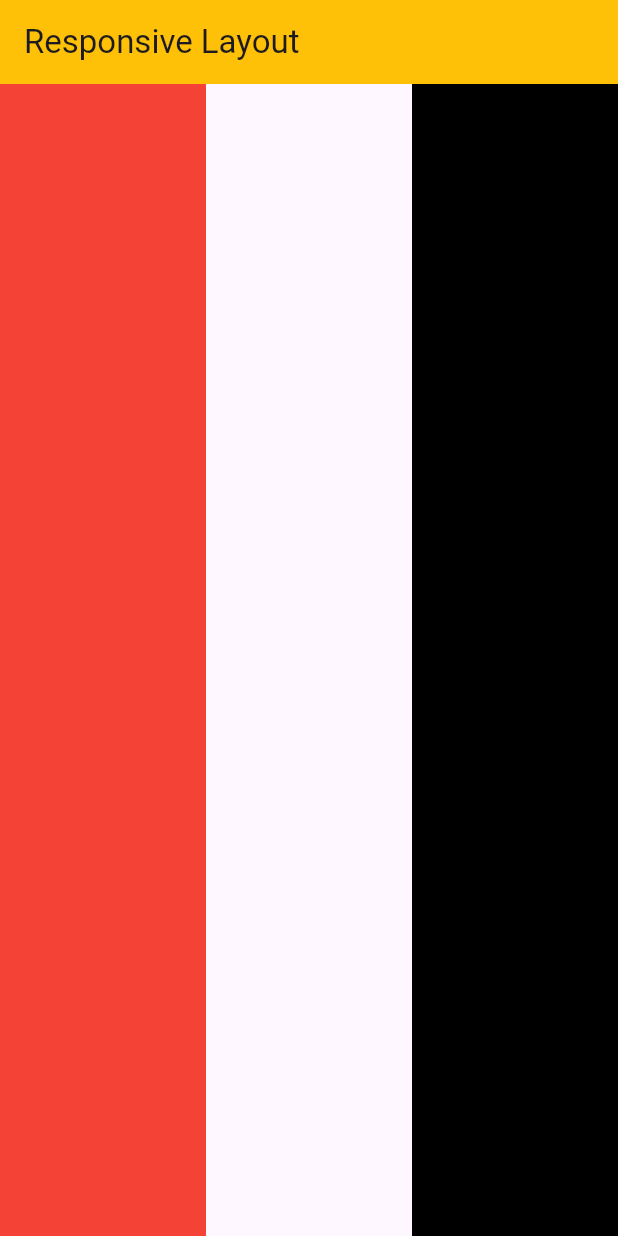
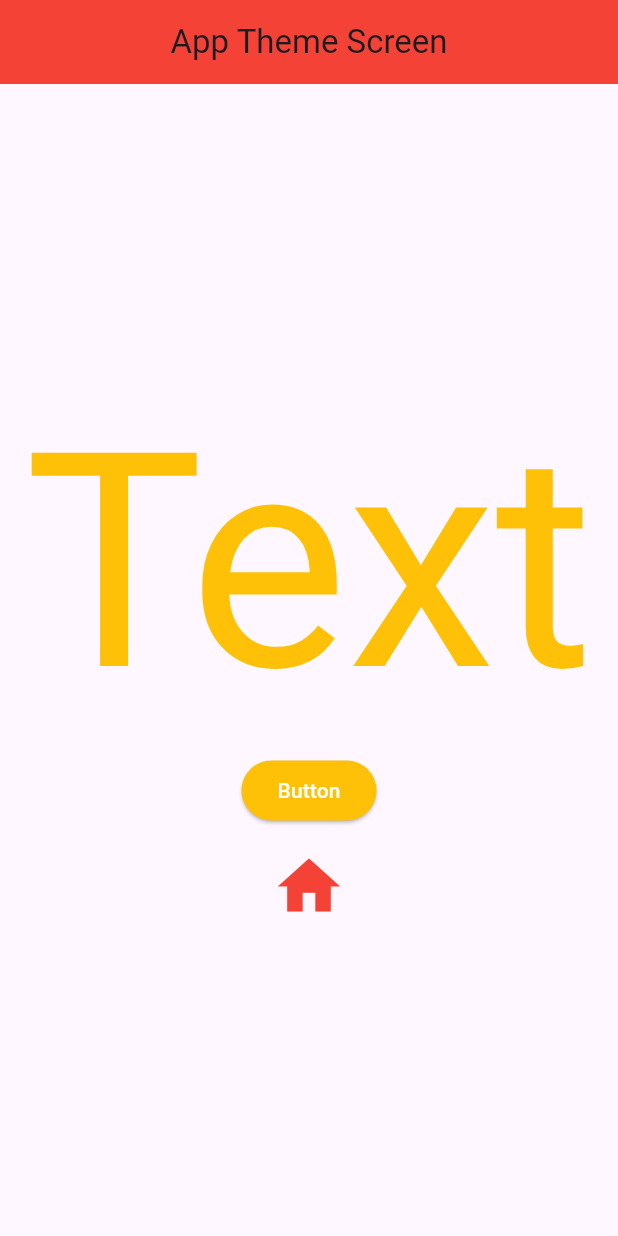
Before and after one commit to Nikhilbardeja/Flutter_Tutorial, a Flutter app: the screen it shows after launch, on a phone screen of 412 x 824 dp. Run offline on Flutter 3.47's test engine with Material 3 defaults, Android fonts, the phone set to English and light mode, and no system bars.

Commit message:
App Theme

```diff
--- /dev/null
+++ b/lib/AppThemeScreen.dart
@@ -0,0 +1,32 @@
+import 'package:flutter/material.dart';
+
+class Appthemescreen extends StatelessWidget {
+  const Appthemescreen({super.key});
+
+  @override
+  Widget build(BuildContext context) {
+    return Scaffold(
+      appBar: AppBar(
+        title: Text("App Theme Screen"),
+        // backgroundColor: Theme.of(context).primaryColor,
+      ),
+
+      body: Center(
+        child: Column(
+          mainAxisAlignment: MainAxisAlignment.center,
+          spacing: 15,
+          children: [
+            Text(
+              "Text",
+              style: Theme.of(context).textTheme.displayLarge?.copyWith(
+                color: Theme.of(context).primaryColor,
+              ),
+            ),
+            ElevatedButton(onPressed: () {}, child: Text("Button")),
+            Icon(Icons.home),
+          ],
+        ),
+      ),
+    );
+  }
+}
--- a/lib/main.dart
+++ b/lib/main.dart
@@ -1,5 +1,11 @@
+import 'package:first_application/AppThemeScreen.dart';
+import 'package:first_application/BottomNavScreen.dart';
+import 'package:first_application/GridViewScreen.dart';
 import 'package:first_application/ListViewAndListTile.dart';
+import 'package:first_application/NavigationDrawerScreen.dart';
 import 'package:first_application/ResponsiveLayout.dart';
+import 'package:first_application/StackAndPositioned.dart';
+import 'package:first_application/projects/LoginForm.dart';
 import 'package:first_application/row_column.dart';
 import 'package:flutter/material.dart';
 
@@ -13,8 +19,32 @@ class MyApp extends StatelessWidget {
   @override
   Widget build(BuildContext context) {
     return MaterialApp(
-      home: Responsivelayout(),
+      home: Appthemescreen(),
       debugShowCheckedModeBanner: false,
+      // darkTheme: ThemeData.dark().copyWith(),
+      // dartTheme: ThemeData(
+      //  define your settings for dark theme
+      // )
+      // themeMode: ThemeMode.system,
+      theme: ThemeData(
+        primaryColor: Colors.amber,
+
+        elevatedButtonTheme: ElevatedButtonThemeData(
+          style: ElevatedButton.styleFrom(
+            backgroundColor: Colors.amber,
+            foregroundColor: Colors.white,
+          ),
+        ),
+
+        textTheme: TextTheme(displayLarge: TextStyle(fontSize: 200)),
+        iconTheme: IconThemeData(color: Colors.red, size: 50),
+        appBarTheme: AppBarTheme(
+          backgroundColor: Colors.red,
+          centerTitle: true,
+          iconTheme: IconThemeData(color: Colors.white),
+        ),
+        // scaffoldBackgroundColor: Colors.black,
+      ),
     );
   }
 }
```
